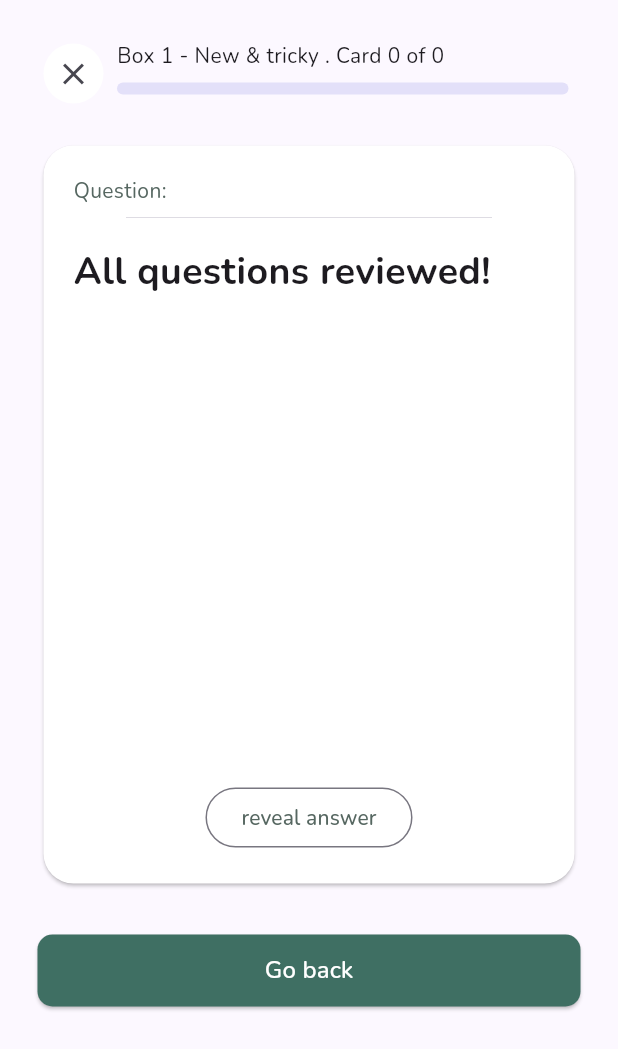
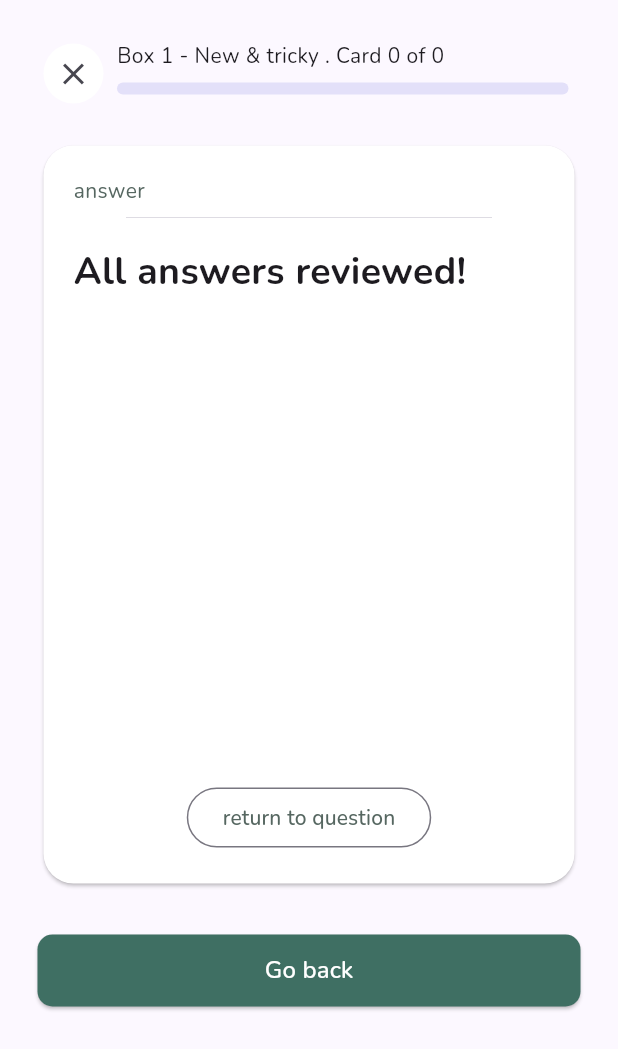
Before and after one commit to MichelJarjoura/TheThreeBoxes, a Flutter app: the ReviewPage screen opened directly with sample values from the repository, after a tap on "reveal answer", on a phone screen of 412 x 824 dp. Shown: the top 1049 px of the screen. Run offline on Flutter 3.47's test engine with Material 3 defaults, Android fonts, the phone set to English and light mode, and no system bars; our stand-ins replace get, google_fonts, hive_flutter; accounts and stored records are empty.

Commit message:
Answer reveal

```diff
--- a/lib/controllers/review_controller.dart
+++ b/lib/controllers/review_controller.dart
@@ -7,6 +7,7 @@ class ReviewController extends GetxController {
 
   var sessionCards = <FlashCard>[].obs;
   var questNum = 0.obs;
+  var answerIsRevealed = false.obs;
 
   void initSession(int boxId) {
     sessionCards.value = controller.getFlashCardsOfBox(boxId);
@@ -32,6 +33,13 @@ class ReviewController extends GetxController {
     return sessionCards[questNum.value].question;
   }
 
+  String getAnswer(int boxId) {
+    if (sessionCards.isEmpty || questNum.value >= sessionCards.length) {
+      return "All answers reviewed!";
+    }
+    return sessionCards[questNum.value].answer;
+  }
+
   bool isFinished(int boxId) {
     return sessionCards.isEmpty || questNum.value >= sessionCards.length;
   }
@@ -49,4 +57,14 @@ class ReviewController extends GetxController {
     return totalCards == 0;
   }
 
+
+  void toggleAnswerIsRevealed(){
+    if(answerIsRevealed.value == true){
+      answerIsRevealed.value = false;
+    }else{
+      answerIsRevealed.value = true;
+    }
+
+  }
+
 }
--- a/lib/views/screens/review_page.dart
+++ b/lib/views/screens/review_page.dart
@@ -8,12 +8,13 @@ import 'package:three_boxes/views/widgets/primary_button.dart';
 
 class ReviewPage extends StatelessWidget {
   final BoxModel box;
+  final reviewController = Get.put(ReviewController());
 
-  const ReviewPage({super.key, required this.box});
+  ReviewPage({super.key, required this.box});
 
   @override
   Widget build(BuildContext context) {
-    final reviewController = Get.put(ReviewController());
+
     reviewController.initSession(box.id);
 
     return Scaffold(
@@ -66,13 +67,12 @@ class ReviewPage extends StatelessWidget {
                   ],
                 ),
                 const SizedBox(height: 20),
-                Obx(() {
-                  return SizedBox(
+
+                   SizedBox(
                     width: double.infinity,
                     height: 500,
-                    child: FlashCardWidget(reviewController: reviewController, box: box),
-                  );
-                }),
+                    child: FlashCardWidget(box: box),
+                  ),
                 const SizedBox(height: 30),
                 Obx(() {
                   if (reviewController.totalCardsIsZero(box.id) || reviewController.isFinished(box.id)) {
--- a/lib/views/widgets/flash_card_widget.dart
+++ b/lib/views/widgets/flash_card_widget.dart
@@ -1,18 +1,19 @@
 import 'package:flutter/material.dart';
+import 'package:get/get.dart';
 import 'package:three_boxes/Models/box-model.dart';
-
 import '../../constants.dart';
 import '../../controllers/review_controller.dart';
 
 class FlashCardWidget extends StatelessWidget {
-  const new({
+
+   FlashCardWidget({
     super.key,
-    required this.reviewController,
     required this.box,
   });
 
-  final ReviewController reviewController;
   final BoxModel box;
+  final reviewController = Get.find<ReviewController>();
+
 
   @override
   Widget build(BuildContext context) {
@@ -26,30 +27,44 @@ class FlashCardWidget extends StatelessWidget {
         child: Column(
           crossAxisAlignment: CrossAxisAlignment.start,
           children: [
-            Text(
-              "Question:",
+            Obx(
+                  (){
+                    return Text(
+                   reviewController.answerIsRevealed.value == true ? "answer" : "Question",
               style: TextStyle(
                 color: AppColors.textMuted,
               ),
-            ),
+            );}
+      ),
             const Divider(
               indent: 35,
               endIndent: 35,
               thickness: 0.4,
             ),
             const SizedBox(height: 10),
-            Text(
-              reviewController.getQuestion(box.id),
+      Obx(
+          ()=>
+      Text(
+                reviewController.answerIsRevealed.value == true?
+                    reviewController.getAnswer(box.id):
+                    reviewController.getQuestion(box.id),
               style: const TextStyle(
                 fontSize: 25,
                 fontWeight: FontWeight.bold,
               ),
-            ),
+            ),),
             Spacer(),
-            Center(child: OutlinedButton(onPressed: (){}, child: Text("reveal answer",
+            Center(child: OutlinedButton(onPressed: ()=> reviewController.toggleAnswerIsRevealed(),
+                child:
+                Obx(
+                  ()=>Text(
+                  reviewController.answerIsRevealed.value == true?
+              "return to question":"reveal answer",
             style: TextStyle(
               color:AppColors.textMuted
-            ),)))
+            ),)
+            ),
+            ))
           ],
         ),
       ),
```
